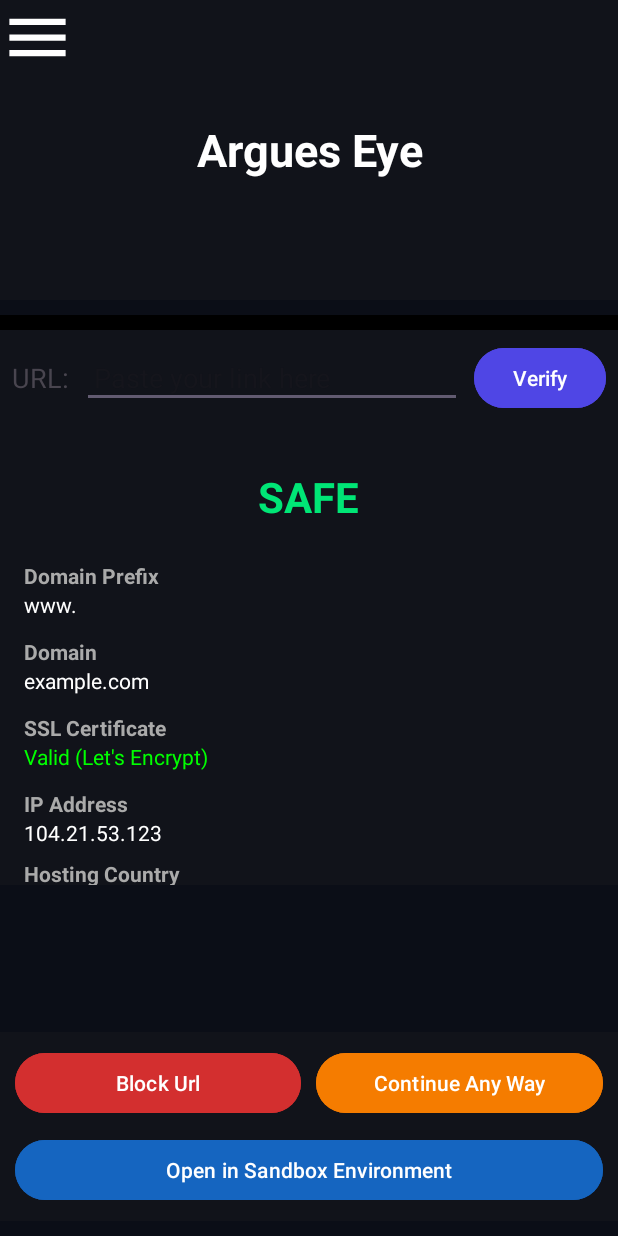
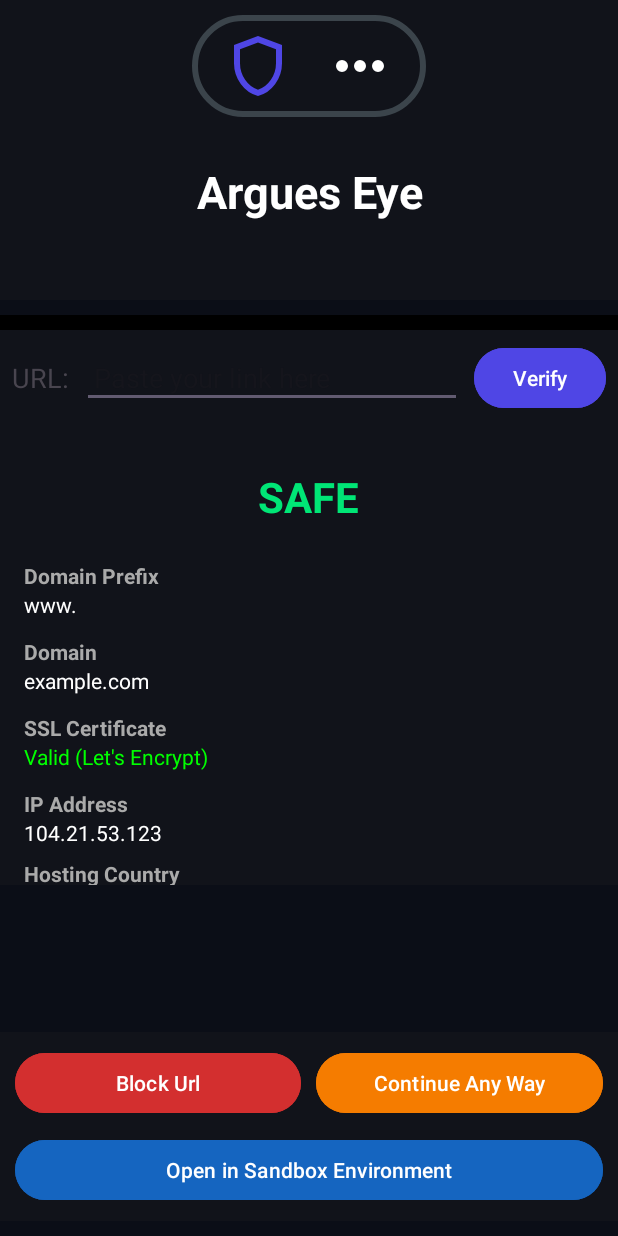
Before and after one commit to LakshanWC/ArguesEye, an Android app: the screen it shows after launch (MainActivity), on a phone screen of 412 x 824 dp. Run offline under Robolectric (Android 15) with nearby library versions, the phone set to English and light mode, and no system bars.

Commit message:
added navigation buttons

```diff
--- a/app/src/main/java/com/wclw/argueseye/MainActivity.java
+++ b/app/src/main/java/com/wclw/argueseye/MainActivity.java
@@ -36,7 +36,6 @@ public class MainActivity extends AppCompatActivity {
 
 
     public void goToMenu(View view){
-        ImageButton btn_menu = findViewById(R.id.btn_menu);
         Intent menuIntent = new Intent(MainActivity.this,MenuActivity.class);
         startActivity(menuIntent);
     }
--- /dev/null
+++ b/app/src/main/res/drawable/more_horiz_24px.xml
@@ -0,0 +1,10 @@
+<vector xmlns:android="http://schemas.android.com/apk/res/android"
+    android:width="24dp"
+    android:height="24dp"
+    android:viewportWidth="960"
+    android:viewportHeight="960"
+    android:tint="?attr/colorControlNormal">
+  <path
+      android:fillColor="@android:color/white"
+      android:pathData="M240,560Q207,560 183.5,536.5Q160,513 160,480Q160,447 183.5,423.5Q207,400 240,400Q273,400 296.5,423.5Q320,447 320,480Q320,513 296.5,536.5Q273,560 240,560ZM480,560Q447,560 423.5,536.5Q400,513 400,480Q400,447 423.5,423.5Q447,400 480,400Q513,400 536.5,423.5Q560,447 560,480Q560,513 536.5,536.5Q513,560 480,560ZM720,560Q687,560 663.5,536.5Q640,513 640,480Q640,447 663.5,423.5Q687,400 720,400Q753,400 776.5,423.5Q800,447 800,480Q800,513 776.5,536.5Q753,560 720,560Z"/>
+</vector>
--- /dev/null
+++ b/app/src/main/res/drawable/nav_button_box.xml
@@ -0,0 +1,13 @@
+<?xml version="1.0" encoding="utf-8"?>
+<selector xmlns:android="http://schemas.android.com/apk/res/android">
+    <item>
+        <shape android:shape="rectangle">
+
+            <corners android:radius="100dp" />
+            <solid android:color="@color/bg_card"/>
+            <stroke
+                android:width="4dp"
+                android:color="@color/soft_black" />
+        </shape>
+    </item>
+</selector>
--- /dev/null
+++ b/app/src/main/res/drawable/shield_24px.xml
@@ -0,0 +1,10 @@
+<vector xmlns:android="http://schemas.android.com/apk/res/android"
+    android:width="24dp"
+    android:height="24dp"
+    android:viewportWidth="960"
+    android:viewportHeight="960"
+    android:tint="?attr/colorControlNormal">
+  <path
+      android:fillColor="@android:color/white"
+      android:pathData="M480,880Q341,845 250.5,720.5Q160,596 160,444L160,200L480,80L800,200L800,444Q800,596 709.5,720.5Q619,845 480,880ZM480,796Q584,763 652,664Q720,565 720,444L720,255L480,165L240,255L240,444Q240,565 308,664Q376,763 480,796ZM480,480Q480,480 480,480Q480,480 480,480L480,480L480,480L480,480L480,480Q480,480 480,480Q480,480 480,480Z"/>
+</vector>
--- a/app/src/main/res/layout/activity_main.xml
+++ b/app/src/main/res/layout/activity_main.xml
@@ -16,13 +16,40 @@
         android:background="@color/bg_card"
         android:orientation="vertical">
 
+
+    <LinearLayout
+        android:id="@+id/nav_bar_line"
+        android:layout_width="wrap_content"
+        android:layout_height="wrap_content"
+        android:orientation="horizontal"
+        android:layout_marginTop="10dp"
+        android:paddingHorizontal="10dp"
+        android:layout_gravity="center_horizontal"
+        android:background="@drawable/nav_button_box">
+
         <ImageButton
-            android:id="@+id/btn_menu"
-            android:layout_width="50dp"
-            android:layout_height="50dp"
-            android:background="@drawable/baseline_menu_24"
-            android:backgroundTint="@color/white"
-            android:onClick="goToMenu"/>
+            android:id="@+id/btn_home"
+            android:layout_width="48dp"
+            android:layout_height="48dp"
+            android:layout_margin="10dp"
+            android:src="@drawable/shield_24px"
+            android:tint="@color/nice_blue"
+            android:background="?attr/selectableItemBackgroundBorderless"
+            android:scaleType="fitCenter" />
+
+        <ImageButton
+            android:id="@+id/btn_more"
+            android:layout_width="48dp"
+            android:layout_height="48dp"
+            android:layout_margin="10dp"
+            android:src="@drawable/more_horiz_24px"
+            android:onClick="goToMenu"
+            android:tint="@color/white"
+            android:background="?attr/selectableItemBackgroundBorderless"
+            android:scaleType="fitCenter" />
+
+    </LinearLayout>
+
 
         <TextView
             android:layout_width="match_parent"
--- a/app/src/main/res/values/colors.xml
+++ b/app/src/main/res/values/colors.xml
@@ -18,9 +18,12 @@
     <color name="nice_blue">#4F46E5</color>
     <color name="block_url">#D32F2F</color>
 
-    <color name="btn_block">#D32F2F</color>          <!-- Red 700 -->
-    <color name="btn_continue_anyway">#F57C00</color> <!-- Orange 700 -->
+    <color name="btn_block">#D32F2F</color>
+    <color name="btn_continue_anyway">#F57C00</color>
     <color name="btn_sandbox">#1565C0</color>
 
 
+    <color name="soft_black">#3b444b</color>
+
+
 </resources>
```
Also changed, not shown: app/src/main/java/com/wclw/argueseye/MenuActivity.java (+9 -0 lines), app/src/main/res/layout/activity_menu.xml (+31 -1 lines).
